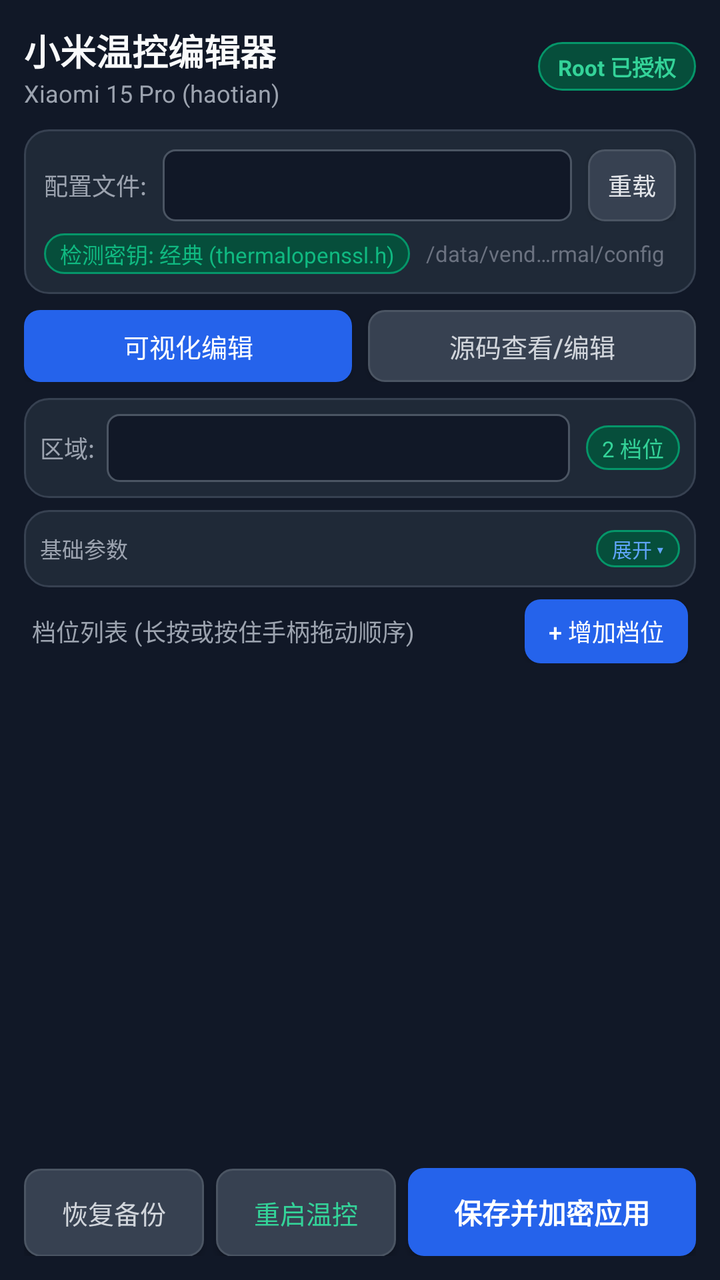
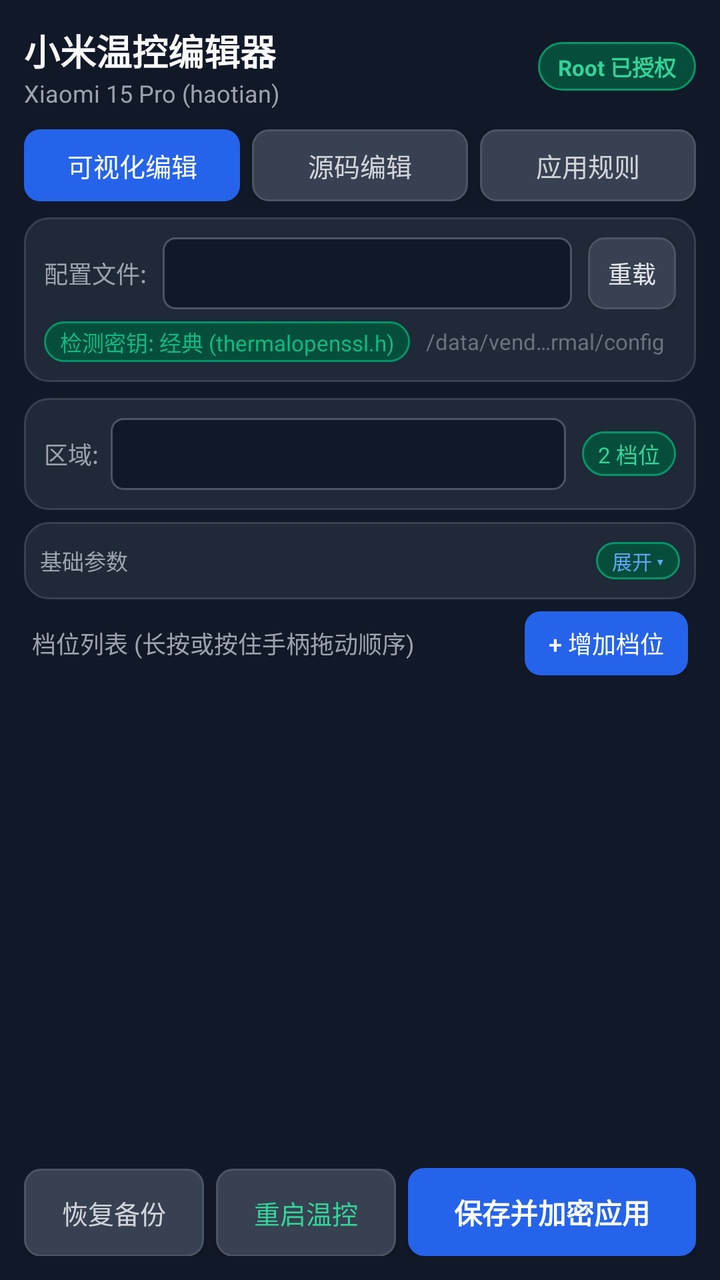

Two renders of the same Android screen: before a commit and after it. Below are the layout's source before the change and the commit's diff.
<!-- AndroidManifest.xml: application theme Theme.XiaomiThermalEditor -->
<!-- res/layout/activity_main.xml -->
<?xml version="1.0" encoding="utf-8"?>
<LinearLayout xmlns:android="http://schemas.android.com/apk/res/android"
    android:layout_width="match_parent"
    android:layout_height="match_parent"
    android:background="#111827"
    android:fitsSystemWindows="true"
    android:orientation="vertical"
    android:padding="12dp">

    
    <LinearLayout
        android:layout_width="match_parent"
        android:layout_height="wrap_content"
        android:gravity="center_vertical"
        android:orientation="horizontal">

        <LinearLayout
            android:layout_width="0dp"
            android:layout_height="wrap_content"
            android:layout_weight="1"
            android:orientation="vertical">

            <TextView
                android:layout_width="wrap_content"
                android:layout_height="wrap_content"
                android:text="小米温控编辑器"
                android:textColor="#F9FAFB"
                android:textSize="18sp"
                android:textStyle="bold" />

            <TextView
                android:id="@+id/tv_device_info"
                android:layout_width="wrap_content"
                android:layout_height="wrap_content"
                android:text="Xiaomi 15 Pro (haotian)"
                android:textColor="#9CA3AF"
                android:textSize="12sp" />
        </LinearLayout>

        <TextView
            android:id="@+id/tv_root_status"
            android:layout_width="wrap_content"
            android:layout_height="wrap_content"
            android:background="@drawable/badge_bg"
            android:paddingHorizontal="10dp"
            android:paddingVertical="4dp"
            android:text="Root 已授权"
            android:textColor="#34D399"
            android:textSize="11sp"
            android:textStyle="bold" />
    </LinearLayout>

    
    <LinearLayout
        android:layout_width="match_parent"
        android:layout_height="wrap_content"
        android:layout_marginTop="10dp"
        android:background="@drawable/card_bg"
        android:orientation="vertical"
        android:padding="10dp">

        <LinearLayout
            android:layout_width="match_parent"
            android:layout_height="wrap_content"
            android:gravity="center_vertical"
            android:orientation="horizontal">

            <TextView
                android:layout_width="wrap_content"
                android:layout_height="wrap_content"
                android:layout_marginEnd="8dp"
                android:text="配置文件:"
                android:textColor="#9CA3AF"
                android:textSize="12sp" />

            <Spinner
                android:id="@+id/sp_files"
                android:layout_width="0dp"
                android:layout_height="36dp"
                android:layout_weight="1"
                android:background="@drawable/input_bg"
                android:popupBackground="#1F2937" />

            <Button
                android:id="@+id/btn_reload"
                android:layout_width="wrap_content"
                android:layout_height="36dp"
                android:layout_marginStart="8dp"
                android:background="@drawable/btn_secondary"
                android:minWidth="0dp"
                android:paddingHorizontal="10dp"
                android:text="重载"
                android:textColor="#E5E7EB"
                android:textSize="12sp" />
        </LinearLayout>

        
        <LinearLayout
            android:layout_width="match_parent"
            android:layout_height="wrap_content"
            android:layout_marginTop="6dp"
            android:gravity="center_vertical"
            android:orientation="horizontal">

            <TextView
                android:id="@+id/tv_key_badge"
                android:layout_width="wrap_content"
                android:layout_height="wrap_content"
                android:background="@drawable/badge_bg"
                android:paddingHorizontal="8dp"
                android:paddingVertical="2dp"
                android:text="检测密钥: 经典 (thermalopenssl.h)"
                android:textColor="#10B981"
                android:textSize="11sp" />

            <TextView
                android:id="@+id/tv_file_path"
                android:layout_width="0dp"
                android:layout_height="wrap_content"
                android:layout_marginStart="8dp"
                android:layout_weight="1"
                android:ellipsize="middle"
                android:singleLine="true"
                android:text="/data/vendor/thermal/config"
                android:textColor="#6B7280"
                android:textSize="11sp" />
        </LinearLayout>
    </LinearLayout>

    
    <LinearLayout
        android:layout_width="match_parent"
        android:layout_height="36dp"
        android:layout_marginTop="8dp"
        android:orientation="horizontal">

        <Button
            android:id="@+id/btn_tab_visual"
            android:layout_width="0dp"
            android:layout_height="match_parent"
            android:layout_weight="1"
            android:background="@drawable/btn_primary"
            android:text="可视化编辑"
            android:textColor="#FFFFFF"
            android:textSize="13sp" />

        <Button
            android:id="@+id/btn_tab_raw"
            android:layout_width="0dp"
            android:layout_height="match_parent"
            android:layout_marginStart="8dp"
            android:layout_weight="1"
            android:background="@drawable/btn_secondary"
            android:text="源码查看/编辑"
            android:textColor="#D1D5DB"
            android:textSize="13sp" />
    </LinearLayout>

    
    <LinearLayout
        android:id="@+id/layout_visual_mode"
        android:layout_width="match_parent"
        android:layout_height="0dp"
        android:layout_marginTop="8dp"
        android:layout_weight="1"
        android:orientation="vertical">

        
        <LinearLayout
            android:layout_width="match_parent"
            android:layout_height="wrap_content"
            android:background="@drawable/card_bg"
            android:gravity="center_vertical"
            android:orientation="horizontal"
            android:padding="8dp">

            <TextView
                android:layout_width="wrap_content"
                android:layout_height="wrap_content"
                android:layout_marginEnd="6dp"
                android:text="区域:"
                android:textColor="#9CA3AF"
                android:textSize="12sp" />

            <Spinner
                android:id="@+id/sp_sections"
                android:layout_width="0dp"
                android:layout_height="34dp"
                android:layout_weight="1"
                android:background="@drawable/input_bg"
                android:popupBackground="#1F2937" />

            <TextView
                android:id="@+id/tv_section_badge"
                android:layout_width="wrap_content"
                android:layout_height="wrap_content"
                android:layout_marginStart="8dp"
                android:background="@drawable/badge_bg"
                android:paddingHorizontal="8dp"
                android:paddingVertical="3dp"
                android:text="2 档位"
                android:textColor="#34D399"
                android:textSize="11sp" />
        </LinearLayout>

        
        <LinearLayout
            android:id="@+id/layout_section_params"
            android:layout_width="match_parent"
            android:layout_height="wrap_content"
            android:layout_marginTop="6dp"
            android:background="@drawable/card_bg"
            android:orientation="vertical"
            android:padding="8dp">

            
            <LinearLayout
                android:id="@+id/layout_params_toggle"
                android:layout_width="match_parent"
                android:layout_height="wrap_content"
                android:background="?android:attr/selectableItemBackground"
                android:clickable="true"
                android:focusable="true"
                android:gravity="center_vertical"
                android:orientation="horizontal"
                android:paddingVertical="2dp">

                <TextView
                    android:id="@+id/tv_params_header"
                    android:layout_width="0dp"
                    android:layout_height="wrap_content"
                    android:layout_weight="1"
                    android:ellipsize="end"
                    android:singleLine="true"
                    android:text="基础参数"
                    android:textColor="#9CA3AF"
                    android:textSize="11sp" />

                <TextView
                    android:id="@+id/tv_params_arrow"
                    android:layout_width="wrap_content"
                    android:layout_height="wrap_content"
                    android:background="@drawable/badge_bg"
                    android:paddingHorizontal="8dp"
                    android:paddingVertical="2dp"
                    android:text="展开 ▾"
                    android:textColor="#60A5FA"
                    android:textSize="10sp" />
            </LinearLayout>

            
            <LinearLayout
                android:id="@+id/container_params"
                android:layout_width="match_parent"
                android:layout_height="wrap_content"
                android:layout_marginTop="6dp"
                android:orientation="vertical"
                android:visibility="gone" />
        </LinearLayout>

        
        <LinearLayout
            android:id="@+id/layout_tier_header"
            android:layout_width="match_parent"
            android:layout_height="wrap_content"
            android:layout_marginTop="6dp"
            android:gravity="center_vertical"
            android:orientation="horizontal"
            android:paddingHorizontal="4dp">

            <TextView
                android:layout_width="0dp"
                android:layout_height="wrap_content"
                android:layout_weight="1"
                android:text="档位列表 (长按或按住手柄拖动顺序)"
                android:textColor="#9CA3AF"
                android:textSize="12sp" />

            <Button
                android:id="@+id/btn_add_tier"
                android:layout_width="wrap_content"
                android:layout_height="32dp"
                android:background="@drawable/btn_primary"
                android:minWidth="0dp"
                android:paddingHorizontal="12dp"
                android:text="+ 增加档位"
                android:textColor="#FFFFFF"
                android:textSize="12sp" />
        </LinearLayout>

        
        <androidx.recyclerview.widget.RecyclerView
            android:id="@+id/rv_tiers"
            android:layout_width="match_parent"
            android:layout_height="0dp"
            android:layout_marginTop="4dp"
            android:layout_weight="1"
            android:clipToPadding="false"
            android:paddingBottom="4dp"
            android:scrollbars="vertical" />

    </LinearLayout>

    
    <LinearLayout
        android:id="@+id/layout_raw_mode"
        android:layout_width="match_parent"
        android:layout_height="0dp"
        android:layout_marginTop="8dp"
        android:layout_weight="1"
        android:orientation="vertical"
        android:visibility="gone">

        <EditText
            android:id="@+id/et_raw_content"
            android:layout_width="match_parent"
            android:layout_height="match_parent"
            android:background="@drawable/card_bg"
            android:gravity="top|start"
            android:inputType="textMultiLine"
            android:padding="10dp"
            android:textColor="#E5E7EB"
            android:textSize="12sp"
            android:typeface="monospace" />
    </LinearLayout>

    
    <LinearLayout
        android:layout_width="match_parent"
        android:layout_height="wrap_content"
        android:layout_marginTop="8dp"
        android:orientation="horizontal">

        <Button
            android:id="@+id/btn_restore_bak"
            android:layout_width="0dp"
            android:layout_height="44dp"
            android:layout_marginEnd="6dp"
            android:layout_weight="1"
            android:background="@drawable/btn_secondary"
            android:text="恢复备份"
            android:textColor="#D1D5DB"
            android:textSize="13sp" />

        <Button
            android:id="@+id/btn_restart_service"
            android:layout_width="0dp"
            android:layout_height="44dp"
            android:layout_marginEnd="6dp"
            android:layout_weight="1"
            android:background="@drawable/btn_secondary"
            android:text="重启温控"
            android:textColor="#34D399"
            android:textSize="13sp" />

        <Button
            android:id="@+id/btn_save"
            android:layout_width="0dp"
            android:layout_height="44dp"
            android:layout_weight="1.6"
            android:background="@drawable/btn_primary"
            android:text="保存并加密应用"
            android:textColor="#FFFFFF"
            android:textSize="14sp"
            android:textStyle="bold" />
    </LinearLayout>

</LinearLayout>
<!-- resources referenced by this layout -->
<resources>
  <!-- drawable badge_bg (drawable) -->
  <?xml version="1.0" encoding="utf-8"?>
  <shape xmlns:android="http://schemas.android.com/apk/res/android"
      android:shape="rectangle">
      <solid android:color="#064E3B" />
      <corners android:radius="12dp" />
      <stroke
          android:width="1dp"
          android:color="#059669" />
  </shape>
  <!-- drawable btn_primary (drawable) -->
  <?xml version="1.0" encoding="utf-8"?>
  <ripple xmlns:android="http://schemas.android.com/apk/res/android"
      android:color="#60A5FA">
      <item>
          <shape android:shape="rectangle">
              <solid android:color="#2563EB" />
              <corners android:radius="8dp" />
          </shape>
      </item>
  </ripple>
  <!-- drawable btn_secondary (drawable) -->
  <?xml version="1.0" encoding="utf-8"?>
  <ripple xmlns:android="http://schemas.android.com/apk/res/android"
      android:color="#4B5563">
      <item>
          <shape android:shape="rectangle">
              <solid android:color="#374151" />
              <corners android:radius="8dp" />
              <stroke
                  android:width="1dp"
                  android:color="#4B5563" />
          </shape>
      </item>
  </ripple>
  <!-- drawable card_bg (drawable) -->
  <?xml version="1.0" encoding="utf-8"?>
  <shape xmlns:android="http://schemas.android.com/apk/res/android"
      android:shape="rectangle">
      <solid android:color="#1F2937" />
      <corners android:radius="12dp" />
      <stroke
          android:width="1dp"
          android:color="#374151" />
  </shape>
  <!-- drawable input_bg (drawable) -->
  <?xml version="1.0" encoding="utf-8"?>
  <shape xmlns:android="http://schemas.android.com/apk/res/android"
      android:shape="rectangle">
      <solid android:color="#111827" />
      <corners android:radius="6dp" />
      <stroke
          android:width="1dp"
          android:color="#4B5563" />
  </shape>
  <style name="Theme.XiaomiThermalEditor" parent="android:Theme.Material.NoActionBar">
          <item name="android:statusBarColor">#111827</item>
          <item name="android:navigationBarColor">#111827</item>
          <item name="android:windowBackground">#111827</item>
          <item name="android:textColorPrimary">#F9FAFB</item>
      </style>
</resources>

<!-- the commit's change to res/layout/activity_main.xml (unified diff, before → after) -->
@@ -53,8 +53,49 @@
     
     <LinearLayout
         android:layout_width="match_parent"
+        android:layout_height="36dp"
+        android:layout_marginTop="10dp"
+        android:orientation="horizontal">
+
+        <Button
+            android:id="@+id/btn_tab_visual"
+            android:layout_width="0dp"
+            android:layout_height="match_parent"
+            android:layout_weight="1"
+            android:background="@drawable/btn_primary"
+            android:text="可视化编辑"
+            android:textColor="#FFFFFF"
+            android:textSize="13sp" />
+
+        <Button
+            android:id="@+id/btn_tab_raw"
+            android:layout_width="0dp"
+            android:layout_height="match_parent"
+            android:layout_marginStart="6dp"
+            android:layout_weight="1"
+            android:background="@drawable/btn_secondary"
+            android:text="源码编辑"
+            android:textColor="#D1D5DB"
+            android:textSize="13sp" />
+
+        <Button
+            android:id="@+id/btn_tab_app_rules"
+            android:layout_width="0dp"
+            android:layout_height="match_parent"
+            android:layout_marginStart="6dp"
+            android:layout_weight="1"
+            android:background="@drawable/btn_secondary"
+            android:text="应用规则"
+            android:textColor="#D1D5DB"
+            android:textSize="13sp" />
+    </LinearLayout>
+
+    
+    <LinearLayout
+        android:id="@+id/layout_file_card"
+        android:layout_width="match_parent"
         android:layout_height="wrap_content"
-        android:layout_marginTop="10dp"
+        android:layout_marginTop="8dp"
         android:background="@drawable/card_bg"
         android:orientation="vertical"
         android:padding="10dp">
@@ -76,10 +117,11 @@
             <Spinner
                 android:id="@+id/sp_files"
                 android:layout_width="0dp"
-                android:layout_height="36dp"
+                android:layout_height="wrap_content"
                 android:layout_weight="1"
                 android:background="@drawable/input_bg"
-                android:popupBackground="#1F2937" />
+                android:minHeight="36dp"
+                android:popupBackground="@drawable/popup_bg" />
 
             <Button
                 android:id="@+id/btn_reload"
@@ -129,35 +171,6 @@
 
     
     <LinearLayout
-        android:layout_width="match_parent"
-        android:layout_height="36dp"
-        android:layout_marginTop="8dp"
-        android:orientation="horizontal">
-
-        <Button
-            android:id="@+id/btn_tab_visual"
-            android:layout_width="0dp"
-            android:layout_height="match_parent"
-            android:layout_weight="1"
-            android:background="@drawable/btn_primary"
-            android:text="可视化编辑"
-            android:textColor="#FFFFFF"
-            android:textSize="13sp" />
-
-        <Button
-            android:id="@+id/btn_tab_raw"
-            android:layout_width="0dp"
-            android:layout_height="match_parent"
-            android:layout_marginStart="8dp"
-            android:layout_weight="1"
-            android:background="@drawable/btn_secondary"
-            android:text="源码查看/编辑"
-            android:textColor="#D1D5DB"
-            android:textSize="13sp" />
-    </LinearLayout>
-
-    
-    <LinearLayout
         android:id="@+id/layout_visual_mode"
         android:layout_width="match_parent"
         android:layout_height="0dp"
@@ -167,12 +180,13 @@
 
         
         <LinearLayout
+            android:id="@+id/layout_section_card"
             android:layout_width="match_parent"
             android:layout_height="wrap_content"
             android:background="@drawable/card_bg"
             android:gravity="center_vertical"
             android:orientation="horizontal"
-            android:padding="8dp">
+            android:padding="10dp">
 
             <TextView
                 android:layout_width="wrap_content"
@@ -185,10 +199,11 @@
             <Spinner
                 android:id="@+id/sp_sections"
                 android:layout_width="0dp"
-                android:layout_height="34dp"
+                android:layout_height="wrap_content"
                 android:layout_weight="1"
                 android:background="@drawable/input_bg"
-                android:popupBackground="#1F2937" />
+                android:minHeight="36dp"
+                android:popupBackground="@drawable/popup_bg" />
 
             <TextView
                 android:id="@+id/tv_section_badge"
@@ -326,6 +341,184 @@
 
     
     <LinearLayout
+        android:id="@+id/layout_app_rules"
+        android:layout_width="match_parent"
+        android:layout_height="0dp"
+        android:layout_marginTop="8dp"
+        android:layout_weight="1"
+        android:orientation="vertical"
+        android:visibility="gone">
+
+        
+        <LinearLayout
+            android:id="@+id/layout_rule_card"
+            android:layout_width="match_parent"
+            android:layout_height="wrap_content"
+            android:background="@drawable/card_bg"
+            android:orientation="vertical"
+            android:padding="10dp">
+
+            <LinearLayout
+                android:layout_width="match_parent"
+                android:layout_height="wrap_content"
+                android:gravity="center_vertical"
+                android:orientation="horizontal">
+
+                <TextView
+                    android:layout_width="wrap_content"
+                    android:layout_height="wrap_content"
+                    android:layout_marginEnd="8dp"
+                    android:text="温控规则:"
+                    android:textColor="#9CA3AF"
+                    android:textSize="12sp" />
+
+                <Spinner
+                    android:id="@+id/sp_rules"
+                    android:layout_width="0dp"
+                    android:layout_height="wrap_content"
+                    android:layout_weight="1"
+                    android:background="@drawable/input_bg"
+                    android:minHeight="36dp"
+                    android:popupBackground="@drawable/popup_bg" />
+
+                <Button
+                    android:id="@+id/btn_reload_rules"
+                    android:layout_width="wrap_content"
+                    android:layout_height="36dp"
+                    android:layout_marginStart="8dp"
+                    android:background="@drawable/btn_secondary"
+                    android:minWidth="0dp"
+                    android:paddingHorizontal="10dp"
+                    android:text="重载"
+                    android:textColor="#E5E7EB"
+                    android:textSize="12sp" />
+            </LinearLayout>
+
+            <LinearLayout
+                android:layout_width="match_parent"
+                android:layout_height="wrap_content"
+                android:layout_marginTop="6dp"
+                android:gravity="center_vertical"
+                android:orientation="horizontal">
+
+                <TextView
+                    android:id="@+id/tv_rule_mapping"
+                    android:layout_width="0dp"
+                    android:layout_height="wrap_content"
+                    android:layout_weight="1"
+                    android:maxLines="4"
+                    android:text="等待解码 PowerKeeper 数据库..."
+                    android:textColor="#10B981"
+                    android:textSize="11sp" />
+
+                <TextView
+                    android:id="@+id/tv_rule_count"
+                    android:layout_width="wrap_content"
+                    android:layout_height="wrap_content"
+                    android:layout_marginStart="8dp"
+                    android:background="@drawable/badge_bg"
+                    android:paddingHorizontal="8dp"
+                    android:paddingVertical="2dp"
+                    android:text="0 个"
+                    android:textColor="#60A5FA"
+                    android:textSize="11sp" />
+            </LinearLayout>
+        </LinearLayout>
+
+        
+        <LinearLayout
+            android:id="@+id/layout_app_perm_card"
+            android:layout_width="match_parent"
+            android:layout_height="wrap_content"
+            android:layout_marginTop="8dp"
+            android:background="@drawable/card_bg"
+            android:gravity="center_vertical"
+            android:orientation="horizontal"
+            android:padding="10dp"
+            android:visibility="gone">
+
+            <TextView
+                android:layout_width="0dp"
+                android:layout_height="wrap_content"
+                android:layout_weight="1"
+                android:text="尚未授予「读取应用列表」权限，可能无法显示第三方应用名称和图标"
+                android:textColor="#FBBF24"
+                android:textSize="11sp" />
+
+            <Button
+                android:id="@+id/btn_grant_app_perm"
+                android:layout_width="wrap_content"
+                android:layout_height="32dp"
+                android:layout_marginStart="8dp"
+                android:background="@drawable/btn_primary"
+                android:minWidth="0dp"
+                android:paddingHorizontal="10dp"
+                android:text="立即授权"
+                android:textColor="#FFFFFF"
+                android:textSize="11sp" />
+        </LinearLayout>
+
+        
+        <LinearLayout
+            android:layout_width="match_parent"
+            android:layout_height="wrap_content"
+            android:layout_marginTop="8dp"
+            android:gravity="center_vertical"
+            android:orientation="horizontal">
+
+            <EditText
+                android:id="@+id/et_rule_search"
+                android:layout_width="0dp"
+                android:layout_height="34dp"
+                android:layout_weight="1"
+                android:background="@drawable/input_bg"
+                android:hint="搜索应用名..."
+                android:inputType="text"
+                android:paddingHorizontal="10dp"
+                android:singleLine="true"
+                android:textColor="#F9FAFB"
+                android:textColorHint="#6B7280"
+                android:textSize="12sp" />
+
+            <CheckBox
+                android:id="@+id/cb_only_installed"
+                android:layout_width="wrap_content"
+                android:layout_height="wrap_content"
+                android:layout_marginStart="6dp"
+                android:buttonTint="#3B82F6"
+                android:checked="true"
+                android:text="仅已安装"
+                android:textColor="#9CA3AF"
+                android:textSize="11sp" />
+
+            <Button
+                android:id="@+id/btn_add_rule_app"
+                android:layout_width="wrap_content"
+                android:layout_height="34dp"
+                android:layout_marginStart="6dp"
+                android:background="@drawable/btn_primary"
+                android:minWidth="0dp"
+                android:paddingHorizontal="12dp"
+                android:text="+ 添加应用"
+                android:textColor="#FFFFFF"
+                android:textSize="12sp" />
+        </LinearLayout>
+
+        
+        <androidx.recyclerview.widget.RecyclerView
+            android:id="@+id/rv_rule_apps"
+            android:layout_width="match_parent"
+            android:layout_height="0dp"
+            android:layout_marginTop="6dp"
+            android:layout_weight="1"
+            android:clipToPadding="false"
+            android:paddingBottom="4dp"
+            android:scrollbars="vertical" />
+    </LinearLayout>
+
+    
+    <LinearLayout
+        android:id="@+id/layout_bottom_conf_actions"
         android:layout_width="match_parent"
         android:layout_height="wrap_content"
         android:layout_marginTop="8dp"
@@ -365,4 +558,47 @@
             android:textStyle="bold" />
     </LinearLayout>
 
+    
+    <LinearLayout
+        android:id="@+id/layout_bottom_rule_actions"
+        android:layout_width="match_parent"
+        android:layout_height="wrap_content"
+        android:layout_marginTop="8dp"
+        android:orientation="horizontal"
+        android:visibility="gone">
+
+        <Button
+            android:id="@+id/btn_restore_db_bak"
+            android:layout_width="0dp"
+            android:layout_height="44dp"
+            android:layout_marginEnd="6dp"
+            android:layout_weight="1"
+            android:background="@drawable/btn_secondary"
+            android:text="恢复库备份"
+            android:textColor="#D1D5DB"
+            android:textSize="13sp" />
+
+        <Button
+            android:id="@+id/btn_restart_powerkeeper"
+            android:layout_width="0dp"
+            android:layout_height="44dp"
+            android:layout_marginEnd="6dp"
+            android:layout_weight="1"
+            android:background="@drawable/btn_secondary"
+            android:text="重启电量服务"
+            android:textColor="#34D399"
+            android:textSize="13sp" />
+
+        <Button
+            android:id="@+id/btn_save_rules"
+            android:layout_width="0dp"
+            android:layout_height="44dp"
+            android:layout_weight="1.6"
+            android:background="@drawable/btn_primary"
+            android:text="保存规则到数据库"
+            android:textColor="#FFFFFF"
+            android:textSize="14sp"
+            android:textStyle="bold" />
+    </LinearLayout>
+
 </LinearLayout>
<!-- resource entries referenced after the edit -->
@@ -55,6 +55,16 @@
           android:width="1dp"
           android:color="#4B5563" />
   </shape>
+  <!-- drawable popup_bg (drawable) -->
+  <?xml version="1.0" encoding="utf-8"?>
+  <shape xmlns:android="http://schemas.android.com/apk/res/android"
+      android:shape="rectangle">
+      <solid android:color="#1F2937" />
+      <corners android:radius="8dp" />
+      <stroke
+          android:width="1dp"
+          android:color="#4B5563" />
+  </shape>
   <style name="Theme.XiaomiThermalEditor" parent="android:Theme.Material.NoActionBar">
           <item name="android:statusBarColor">#111827</item>
           <item name="android:navigationBarColor">#111827</item>
